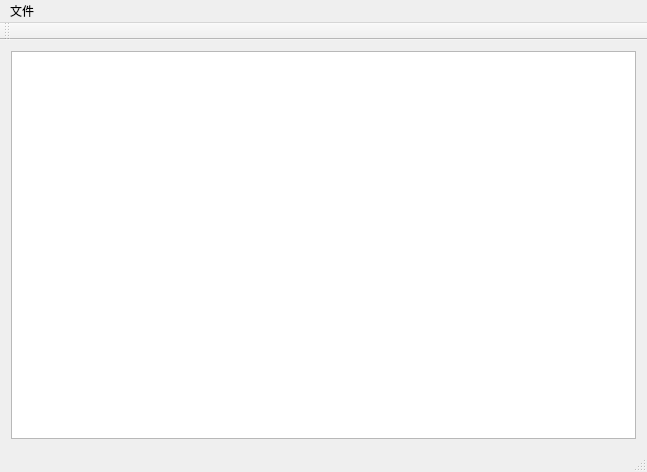
Above: ui/mainwindow.ui from CICSilver/noteTool before the change. Below: the same form after it.
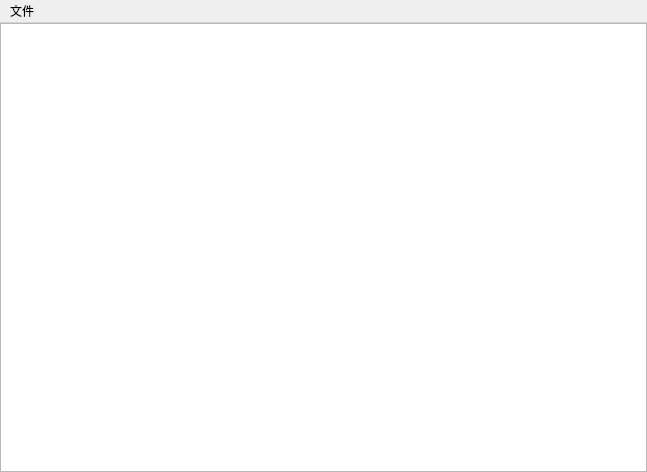
That is the form after the change. Custom widgets are drawn as their Qt base class.

The edit to the form file:
```diff
--- a/ui/mainwindow.ui
+++ b/ui/mainwindow.ui
@@ -15,8 +15,11 @@
   </property>
   <widget class="QWidget" name="centralWidget">
    <layout class="QGridLayout" name="gridLayout">
+    <property name="margin">
+     <number>0</number>
+    </property>
     <item row="0" column="0">
-     <widget class="QTableWidget" name="tableWidet"/>
+     <widget class="WordTableWidget" name="wordTable"/>
     </item>
    </layout>
   </widget>
@@ -38,15 +41,6 @@
    </widget>
    <addaction name="menu"/>
   </widget>
-  <widget class="QToolBar" name="mainToolBar">
-   <attribute name="toolBarArea">
-    <enum>TopToolBarArea</enum>
-   </attribute>
-   <attribute name="toolBarBreak">
-    <bool>false</bool>
-   </attribute>
-  </widget>
-  <widget class="QStatusBar" name="statusBar"/>
   <action name="openAction">
    <property name="text">
     <string>2</string>
@@ -59,6 +53,13 @@
   </action>
  </widget>
  <layoutdefault spacing="6" margin="11"/>
+ <customwidgets>
+  <customwidget>
+   <class>WordTableWidget</class>
+   <extends>QTableWidget</extends>
+   <header>wordtablewidget.h</header>
+  </customwidget>
+ </customwidgets>
  <resources/>
  <connections/>
 </ui>
```
Left out of the diff: 2 changed lines with no effect on the pictures.
